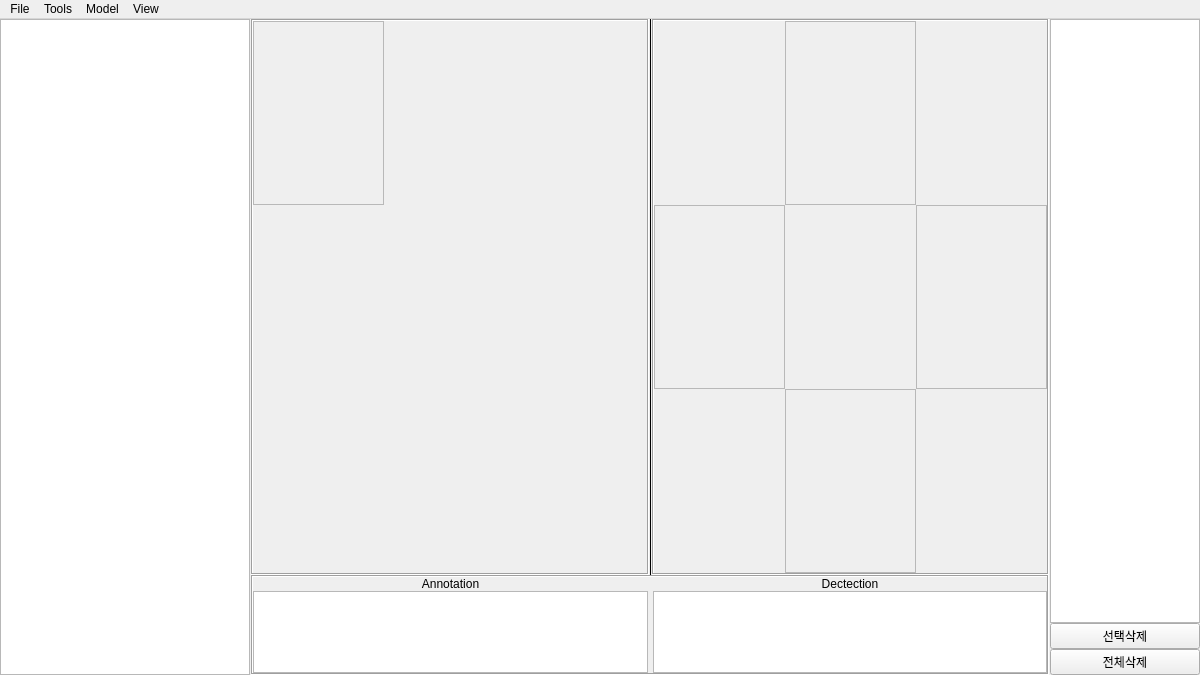
Before: the Qt Designer form main_V2.ui in AnamKwon/MaxBong_project, drawn with Qt 5.
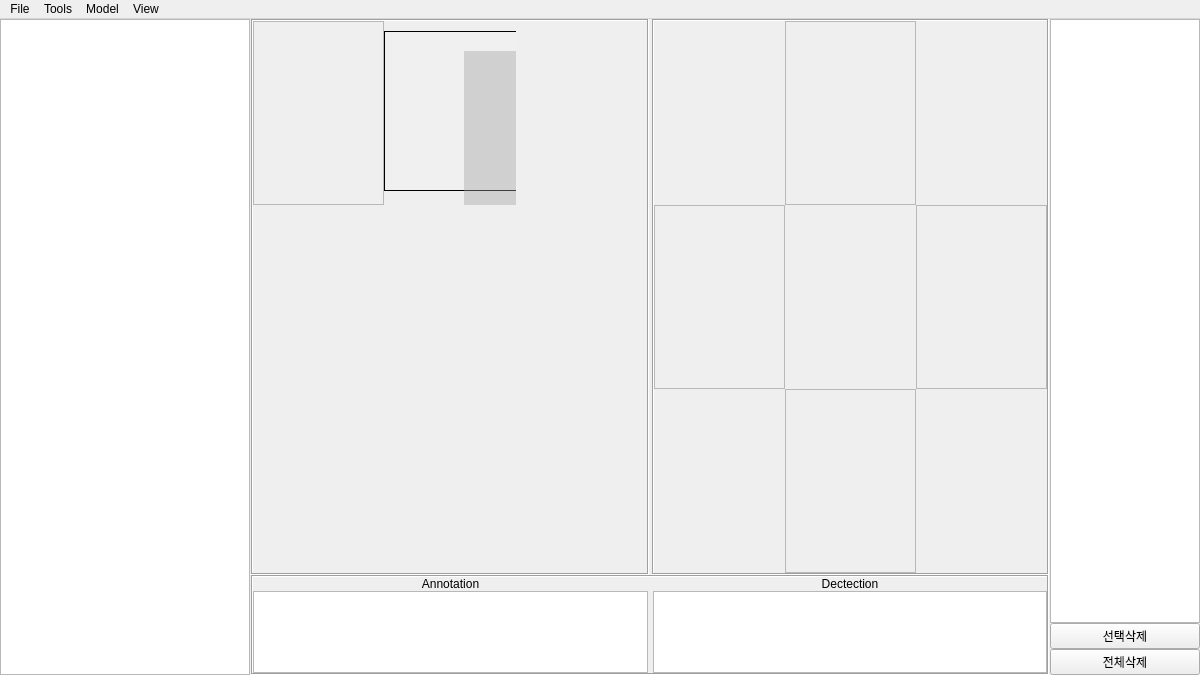
After: the same form once the commit is applied.

What changed in the file:
```diff
--- a/main_V2.ui
+++ b/main_V2.ui
@@ -259,6 +259,72 @@
                  <property name="spacing">
                   <number>0</number>
                  </property>
+                 <item row="0" column="1">
+                  <widget class="QFrame" name="frame">
+                   <property name="frameShape">
+                    <enum>QFrame::NoFrame</enum>
+                   </property>
+                   <property name="frameShadow">
+                    <enum>QFrame::Raised</enum>
+                   </property>
+                   <widget class="QMdiArea" name="mdiArea">
+                    <property name="geometry">
+                     <rect>
+                      <x>0</x>
+                      <y>10</y>
+                      <width>200</width>
+                      <height>160</height>
+                     </rect>
+                    </property>
+                    <property name="frameShape">
+                     <enum>QFrame::Box</enum>
+                    </property>
+                    <property name="background">
+                     <brush brushstyle="Dense6Pattern">
+                      <color alpha="100">
+                       <red>255</red>
+                       <green>255</green>
+                       <blue>255</blue>
+                      </color>
+                     </brush>
+                    </property>
+                    <property name="viewMode">
+                     <enum>QMdiArea::SubWindowView</enum>
+                    </property>
+                    <property name="tabsClosable">
+                     <bool>false</bool>
+                    </property>
+                    <property name="tabsMovable">
+                     <bool>false</bool>
+                    </property>
+                    <property name="tabShape">
+                     <enum>QTabWidget::Rounded</enum>
+                    </property>
+                    <property name="tabPosition">
+                     <enum>QTabWidget::North</enum>
+                    </property>
+                   </widget>
+                   <widget class="QMdiArea" name="mdiArea_2">
+                    <property name="geometry">
+                     <rect>
+                      <x>80</x>
+                      <y>30</y>
+                      <width>200</width>
+                      <height>160</height>
+                     </rect>
+                    </property>
+                    <property name="background">
+                     <brush brushstyle="SolidPattern">
+                      <color alpha="100">
+                       <red>160</red>
+                       <green>160</green>
+                       <blue>160</blue>
+                      </color>
+                     </brush>
+                    </property>
+                   </widget>
+                  </widget>
+                 </item>
                  <item row="2" column="1">
                   <widget class="QFrame" name="frame_2">
                    <property name="frameShape">
@@ -345,22 +411,13 @@
            </widget>
           </item>
           <item>
-           <widget class="QFrame" name="frame_10">
+           <widget class="QWidget" name="widget_10" native="true">
             <property name="minimumSize">
              <size>
               <width>1</width>
               <height>0</height>
              </size>
             </property>
-            <property name="frameShape">
-             <enum>QFrame::Box</enum>
-            </property>
-            <property name="frameShadow">
-             <enum>QFrame::Plain</enum>
-            </property>
-            <property name="lineWidth">
-             <number>1</number>
-            </property>
            </widget>
           </item>
           <item>
```
Left out of the diff: 102 changed lines with no effect on the pictures.
